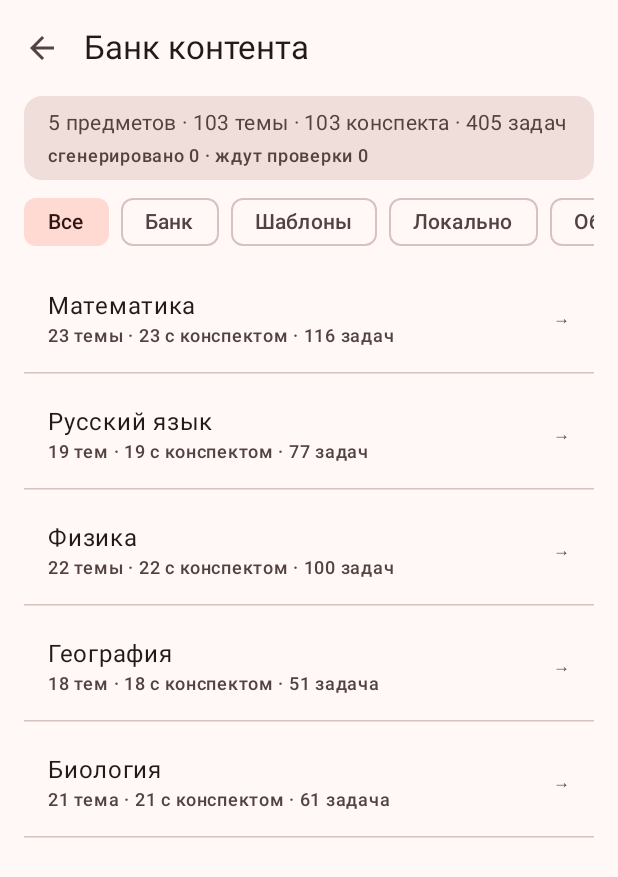
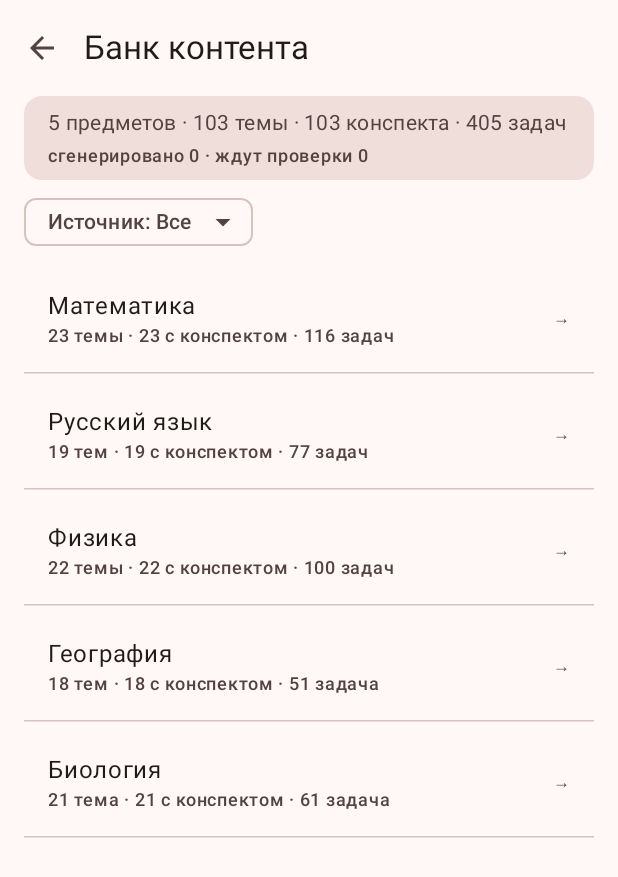
Before and after one commit to mikkato/oge-trainer-android, an Android app built with Jetpack Compose: the composable BankScreen shown on its own in the app's theme, on a phone screen of 412 x 824 dp. Shown: the top 877 px of the screen. Run offline under Robolectric (Android 15) with nearby library versions, the phone set to English and light mode, and no system bars; pictures from the network do not load.

Commit message:
fix(FR-601): фильтр источника — один чип с выпадающим списком, без обрезки подписей

```diff
--- a/app/src/main/java/ru/tolmachev/ogetrainer/ui/screens/BankScreen.kt
+++ b/app/src/main/java/ru/tolmachev/ogetrainer/ui/screens/BankScreen.kt
@@ -20,6 +20,9 @@ import androidx.compose.material.icons.filled.Add
 import androidx.compose.material.icons.filled.Check
 import androidx.compose.material.icons.filled.Delete
 import androidx.compose.material3.AlertDialog
+import androidx.compose.material.icons.filled.ArrowDropDown
+import androidx.compose.material3.DropdownMenu
+import androidx.compose.material3.DropdownMenuItem
 import androidx.compose.material3.FilterChip
 import androidx.compose.material3.Card
 import androidx.compose.material3.HorizontalDivider
@@ -148,20 +151,39 @@ fun BankScreen(onBack: () -> Unit, onOpenProvider: () -> Unit) {
             }
             if (topic == null) {
                 item {
-                    // Фильтр источником: чипы M3 в прокрутке — подписи не обрезаются.
-                    Row(
-                        modifier = Modifier
-                            .fillMaxWidth()
-                            .horizontalScroll(rememberScrollState()),
-                        horizontalArrangement = Arrangement.spacedBy(Space.x1_5),
-                    ) {
-                        listOf("Все", "Банк", "Шаблоны", "Локально", "Облако").forEach { option ->
-                            FilterChip(
-                                selected = filter == option,
-                                onClick = { filter = option },
-                                label = { Text(option, style = MaterialTheme.typography.labelLarge) },
-                                shape = MaterialTheme.shapes.small,
-                            )
+                    // Один компактный фильтр M3: чип с выпадающим списком источников.
+                    Box {
+                        var menuOpen by remember { mutableStateOf(false) }
+                        FilterChip(
+                            selected = filter != "Все",
+                            onClick = { menuOpen = true },
+                            label = {
+                                Text(
+                                    "Источник: $filter",
+                                    style = MaterialTheme.typography.labelLarge,
+                                )
+                            },
+                            trailingIcon = {
+                                Icon(
+                                    androidx.compose.material.icons.Icons.Filled.ArrowDropDown,
+                                    contentDescription = "Выбрать источник",
+                                )
+                            },
+                            shape = MaterialTheme.shapes.small,
+                        )
+                        DropdownMenu(
+                            expanded = menuOpen,
+                            onDismissRequest = { menuOpen = false },
+                        ) {
+                            listOf("Все", "Банк", "Шаблоны", "Локально", "Облако").forEach { option ->
+                                DropdownMenuItem(
+                                    text = { Text(option) },
+                                    onClick = {
+                                        filter = option
+                                        menuOpen = false
+                                    },
+                                )
+                            }
                         }
                     }
                 }
```
Also changed, not shown: 1 other file.
